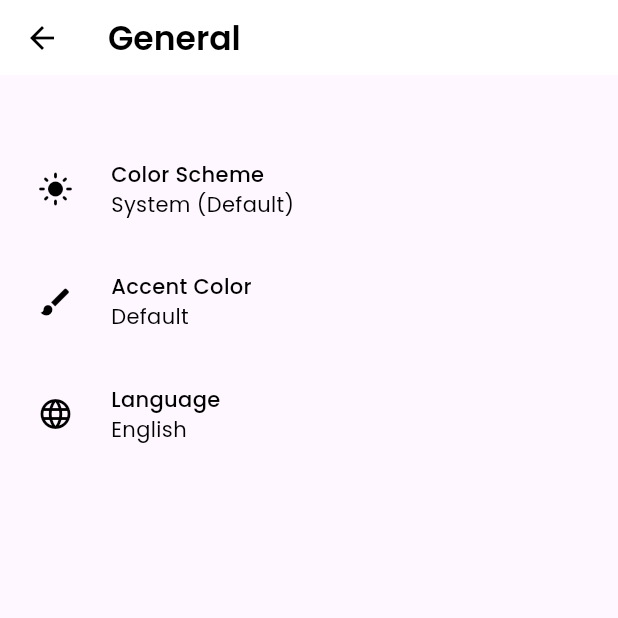
After one commit to DevExplorerr/Task-Flow, a Flutter app: the SettingsScreen screen opened directly, on a phone screen of 412 x 824 dp, the top half of it. The commit adds this screen. Run offline on Flutter 3.47's test engine with Material 3 defaults, Android fonts, the phone set to English and light mode, and no system bars; our stand-ins replace cloud_firestore, firebase_auth, firebase_core, flutter_local_notifications, flutter_screenutil, google_fonts and 3 more; accounts and stored records are empty; generated files the repository leaves out were written again.

Commit message:
Task Flow

```diff
--- a/lib/logic/provider/theme_provider.dart
+++ b/lib/logic/provider/theme_provider.dart
@@ -1,33 +1,31 @@
+// lib/core/provider/theme_provider.dart
+
 import 'package:flutter/material.dart';
 import 'package:shared_preferences/shared_preferences.dart';
-import 'package:task_management_app/core/theme/app_theme.dart';
 
 class ThemeProvider extends ChangeNotifier {
-  ThemeMode _themeMode = ThemeMode.system;
+  ThemeProvider(this._themeMode);
+
+  ThemeMode _themeMode;
 
   ThemeMode get themeMode => _themeMode;
-  ThemeData get lightTheme => AppTheme.lightMode;
-  ThemeData get darkTheme => AppTheme.darkMode;
+  ThemeData get lightTheme => ThemeData.light();
+  ThemeData get darkTheme => ThemeData.dark();
+  // ThemeData get lightTheme => AppTheme.lightMode;
+  // ThemeData get darkTheme => AppTheme.darkMode;
 
-  ThemeProvider() {
-    _loadTheme();
-  }
-
-  Future<void> _loadTheme() async {
+  static Future<ThemeMode> loadThemeFromPrefs() async {
     final prefs = await SharedPreferences.getInstance();
     final theme = prefs.getString('themeMode') ?? 'system';
 
     switch (theme) {
       case 'light':
-        _themeMode = ThemeMode.light;
-        break;
+        return ThemeMode.light;
       case 'dark':
-        _themeMode = ThemeMode.dark;
-        break;
+        return ThemeMode.dark;
       default:
-        _themeMode = ThemeMode.system;
+        return ThemeMode.system;
     }
-    notifyListeners();
   }
 
   // Save Theme
@@ -38,12 +36,16 @@ class ThemeProvider extends ChangeNotifier {
 
   // Set Theme
   void setThemeMode(ThemeMode mode) {
+    if (mode == _themeMode) {
+      return;
+    }
+
     _themeMode = mode;
+    notifyListeners();
+
     _saveTheme(_themeMode.name);
-    notifyListeners();
   }
 
-  // Toggle Theme
   void toggleTheme() {
     if (_themeMode == ThemeMode.light) {
       setThemeMode(ThemeMode.dark);
--- a/lib/presentation/screens/home/home_screen.dart
+++ b/lib/presentation/screens/home/home_screen.dart
@@ -90,7 +90,7 @@ class _HomeScreenState extends State<HomeScreen> {
     return GestureDetector(
       onTap: () => FocusScope.of(context).unfocus(),
       child: Scaffold(
-        backgroundColor: bgColor,
+        backgroundColor: Theme.of(context).scaffoldBackgroundColor,
         appBar: PreferredSize(
             preferredSize: Size.fromHeight(165.h),
             child: const _StaticAppBar()),
--- /dev/null
+++ b/lib/presentation/screens/home/settings_screen.dart
@@ -0,0 +1,235 @@
+import 'package:flutter/material.dart';
+import 'package:google_fonts/google_fonts.dart';
+import 'package:provider/provider.dart';
+import 'package:task_management_app/core/constants/app_colors.dart';
+import 'package:task_management_app/logic/provider/theme_provider.dart';
+import 'package:task_management_app/presentation/widgets/app_bar/custom_app_bar.dart';
+
+class SettingsScreen extends StatelessWidget {
+  const SettingsScreen({super.key});
+
+  @override
+  Widget build(BuildContext context) {
+    return Scaffold(
+      backgroundColor: Theme.of(context).scaffoldBackgroundColor,
+      appBar: PreferredSize(
+        preferredSize: Size.fromHeight(50),
+        child: const CustomAppBar(
+          title: "General",
+        ),
+      ),
+      body: Padding(
+        padding: const EdgeInsets.symmetric(
+          horizontal: 25.0,
+          vertical: kToolbarHeight,
+        ),
+        child: Column(
+          children: [
+            GestureDetector(
+              onTap: () {
+                context.read<ThemeProvider>().toggleTheme();
+              },
+              child: Row(
+                children: [
+                  const Icon(
+                    Icons.light_mode,
+                    color: blackColor,
+                  ),
+                  const SizedBox(width: 25),
+                  Column(
+                    crossAxisAlignment: CrossAxisAlignment.start,
+                    children: [
+                      Text(
+                        "Color Scheme",
+                        style: GoogleFonts.poppins(
+                          color: blackColor,
+                          fontWeight: FontWeight.w500,
+                        ),
+                      ),
+                      Text(
+                        "System (Default)",
+                        style: GoogleFonts.poppins(
+                          color: blackColor,
+                          fontWeight: FontWeight.w400,
+                        ),
+                      ),
+                    ],
+                  )
+                ],
+              ),
+            ),
+            const SizedBox(height: 35),
+            GestureDetector(
+              onTap: () {},
+              child: Row(
+                children: [
+                  const Icon(
+                    Icons.brush,
+                    color: blackColor,
+                  ),
+                  const SizedBox(width: 25),
+                  Column(
+                    crossAxisAlignment: CrossAxisAlignment.start,
+                    children: [
+                      Text(
+                        "Accent Color",
+                        style: GoogleFonts.poppins(
+                          color: blackColor,
+                          fontWeight: FontWeight.w500,
+                        ),
+                      ),
+                      Text(
+                        "Default",
+                        style: GoogleFonts.poppins(
+                          color: blackColor,
+                          fontWeight: FontWeight.w400,
+                        ),
+                      ),
+                    ],
+                  )
+                ],
+              ),
+            ),
+            const SizedBox(height: 35),
+            GestureDetector(
+              onTap: () {},
+              child: Row(
+                children: [
+                  const Icon(
+                    Icons.language,
+                    color: blackColor,
+                  ),
+                  const SizedBox(width: 25),
+                  Column(
+                    crossAxisAlignment: CrossAxisAlignment.start,
+                    children: [
+                      Text(
+                        "Language",
+                        style: GoogleFonts.poppins(
+                          color: blackColor,
+                          fontWeight: FontWeight.w500,
+                        ),
+                      ),
+                      Text(
+                        "English",
+                        style: GoogleFonts.poppins(
+                          color: blackColor,
+                          fontWeight: FontWeight.w400,
+                        ),
+                      ),
+                    ],
+                  )
+                ],
+              ),
+            ),
+          ],
+        ),
+      ),
+    );
+  }
+
+  // Future<String?> showThemeChoiceDialog(BuildContext context, String current) {
+  //   String temp = current;
+
+  //   return showDialog<String>(
+  //     context: context,
+  //     barrierDismissible: true,
+  //     animationStyle: AnimationStyle(
+  //       curve: Curves.easeInQuart,
+  //       duration: const Duration(milliseconds: 300),
+  //       reverseDuration: const Duration(milliseconds: 200),
+  //     ),
+  //     builder: (context) {
+  //       return Theme(
+  //         data: Theme.of(context).copyWith(
+  //           radioTheme: RadioThemeData(
+  //             fillColor: WidgetStatePropertyAll(blackColor),
+  //           ),
+  //         ),
+  //         child: AlertDialog(
+  //           elevation: 10,
+  //           title: Text(
+  //             'Choose theme',
+  //             style: GoogleFonts.poppins(
+  //               color: blackColor,
+  //               fontSize: 20.sp,
+  //               fontWeight: FontWeight.w600,
+  //             ),
+  //           ),
+  //           content: StatefulBuilder(
+  //             builder: (context, setState) {
+  //               return RadioGroup<String>(
+  //                 groupValue: temp,
+  //                 onChanged: (v) => setState(() => temp = v!),
+  //                 child: Column(
+  //                   crossAxisAlignment: CrossAxisAlignment.start,
+  //                   mainAxisSize: MainAxisSize.min,
+  //                   children: [
+  //                     RadioMenuButton<String>(
+  //                       value: 'system',
+  //                       groupValue: temp,
+  //                       onChanged: (v) => setState(() => temp = v!),
+  //                       child: Text(
+  //                         'System (Default)',
+  //                         style: GoogleFonts.poppins(
+  //                           color: textColor,
+  //                           fontSize: 16.sp,
+  //                           fontWeight: FontWeight.w400,
+  //                         ),
+  //                       ),
+  //                     ),
+  //                     RadioMenuButton<String>(
+  //                       value: 'light',
+  //                       groupValue: temp,
+  //                       onChanged: (v) => setState(() => temp = v!),
+  //                       child: Text(
+  //                         'Light Mode',
+  //                         style: GoogleFonts.poppins(
+  //                           color: textColor,
+  //                           fontSize: 16.sp,
+  //                           fontWeight: FontWeight.w400,
+  //                         ),
+  //                       ),
+  //                     ),
+  //                     RadioMenuButton<String>(
+  //                       value: 'dark',
+  //                       groupValue: temp,
+  //                       onChanged: (v) => setState(() => temp = v!),
+  //                       child: Text(
+  //                         'Dark Mode',
+  //                         style: GoogleFonts.poppins(
+  //                           color: textColor,
+  //                           fontSize: 16.sp,
+  //                           fontWeight: FontWeight.w400,
+  //                         ),
+  //                       ),
+  //                     ),
+  //                   ],
+  //                 ),
+  //               );
+  //             },
+  //           ),
+  //           actions: [
+  //             TextButton(
+  //               onPressed: () => Navigator.of(context).pop(null),
+  //               child: Text(
+  //                 'Cancel',
+  //                 style: GoogleFonts.raleway(
+  //                   color: blackColor,
+  //                   fontWeight: FontWeight.w500,
+  //                 ),
+  //               ),
+  //             ),
+  //             CustomButton(
+  //               onPressed: () => Navigator.of(context).pop(temp),
+  //               buttonColor: primaryButtonColor,
+  //               buttonText: "Ok",
+  //               buttonTextColor: whiteColor,
+  //             ),
+  //           ],
+  //         ),
+  //       );
+  //     },
+  //   );
+  // }
+}
--- a/lib/presentation/widgets/app_bar/custom_app_bar.dart
+++ b/lib/presentation/widgets/app_bar/custom_app_bar.dart
@@ -1,8 +1,10 @@
 import 'package:flutter/material.dart';
+import 'package:google_fonts/google_fonts.dart';
 import 'package:task_management_app/core/constants/app_colors.dart';
 
 class CustomAppBar extends StatelessWidget {
-  const CustomAppBar({super.key});
+  final String? title;
+  const CustomAppBar({super.key, this.title});
 
   @override
   Widget build(BuildContext context) {
@@ -10,6 +12,13 @@ class CustomAppBar extends StatelessWidget {
       backgroundColor: bgColor,
       elevation: 0,
       scrolledUnderElevation: 0,
+      title: Text(
+        title ?? "",
+        style: GoogleFonts.poppins(
+          color: textColor,
+          fontWeight: FontWeight.w600,
+        ),
+      ),
       leading: IconButton(
         onPressed: () => Navigator.pop(context),
         icon: const Icon(Icons.arrow_back, color: blackColor),
```
Also changed, not shown: lib/main.dart (+15 -1 lines), lib/presentation/widgets/drawer/home_drawer.dart (+23 -124 lines), 1 other file.
